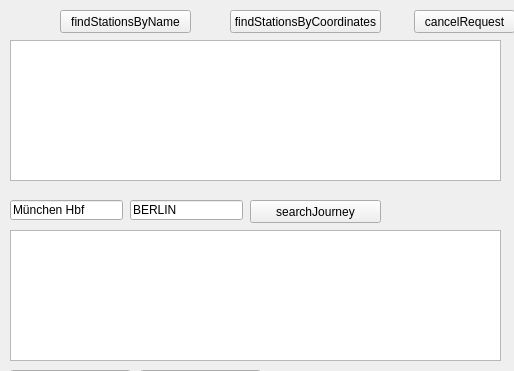
First picture: the form in src/gui/desktop-test/mainwindow.ui, repository smurfy/fahrplan, before the edit; both pictures show x 0 to 514 and y 0 to 371 of the 514 by 625 pixel window.
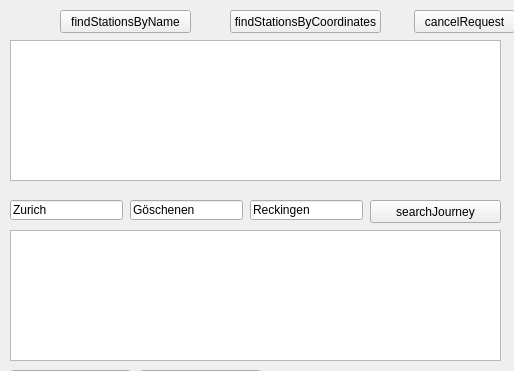
Second picture: the form after the edit.

Commit message: #6873: Added working "via" support to hafas Parser

```diff
--- a/src/gui/desktop-test/mainwindow.ui
+++ b/src/gui/desktop-test/mainwindow.ui
@@ -53,7 +53,7 @@
    <widget class="QPushButton" name="searchJourney">
     <property name="geometry">
      <rect>
-      <x>250</x>
+      <x>370</x>
       <y>200</y>
       <width>131</width>
       <height>23</height>
@@ -73,20 +73,20 @@
      </rect>
     </property>
     <property name="text">
-     <string>München Hbf</string>
+     <string>Zurich</string>
     </property>
    </widget>
    <widget class="QLineEdit" name="arrivalStation">
     <property name="geometry">
      <rect>
-      <x>130</x>
+      <x>250</x>
       <y>200</y>
       <width>113</width>
       <height>20</height>
      </rect>
     </property>
     <property name="text">
-     <string>BERLIN</string>
+     <string>Reckingen</string>
     </property>
    </widget>
    <widget class="QTextEdit" name="searchJourneyResults">
@@ -174,6 +174,19 @@
      </rect>
     </property>
    </widget>
+   <widget class="QLineEdit" name="viaStation">
+    <property name="geometry">
+     <rect>
+      <x>130</x>
+      <y>200</y>
+      <width>113</width>
+      <height>20</height>
+     </rect>
+    </property>
+    <property name="text">
+     <string>Göschenen</string>
+    </property>
+   </widget>
   </widget>
  </widget>
  <layoutdefault spacing="6" margin="11"/>
```
The commit also changes 2 other files.
